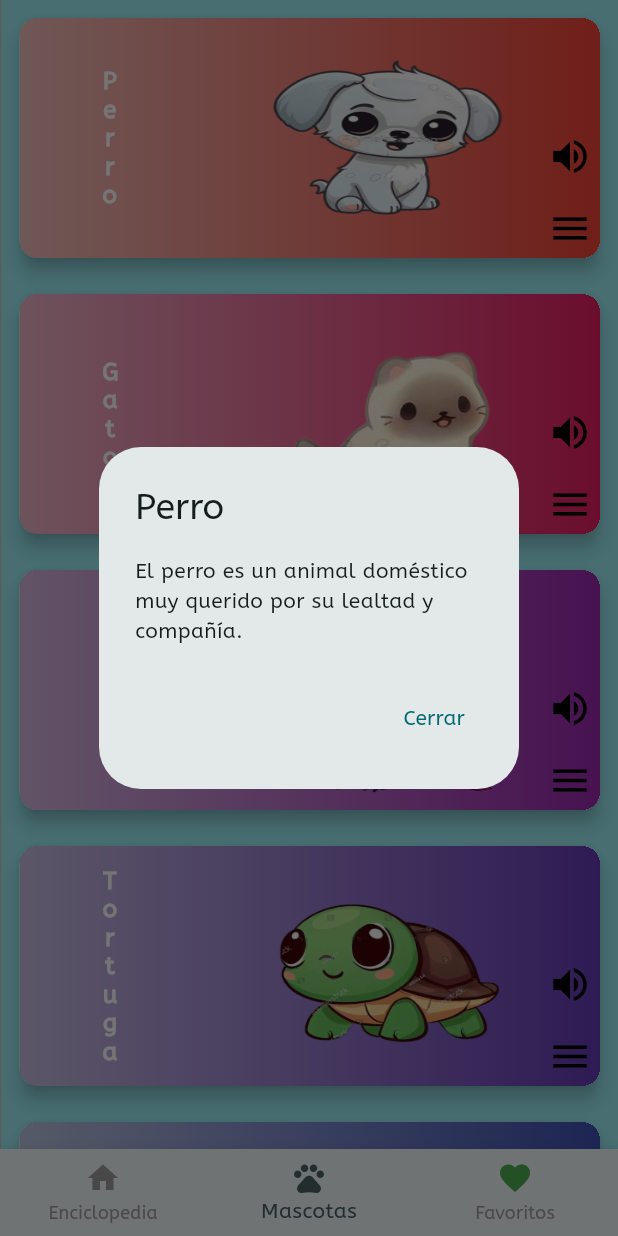
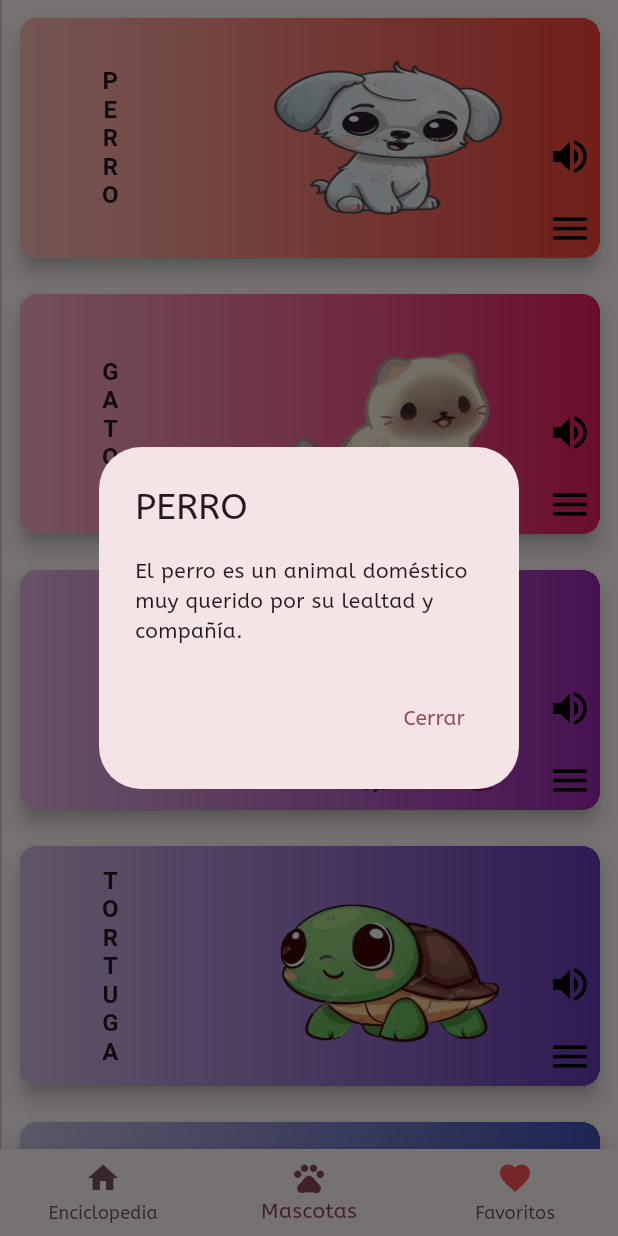
Before and after one commit to lokigram/enciclopedia_mascotas, a Flutter app: the screen it shows after launch, item 2 of the bottom bar chosen, after a tap on the "menu" icon, on a phone screen of 412 x 824 dp. Run offline on Flutter 3.47's test engine with Material 3 defaults, Android fonts, the phone set to English and light mode, and no system bars; our stand-ins replace audioplayers; Roboto replaces fonts that are missing (GamjaFlower-Regular).

Commit message:
personalizar material 3 colores y diseño

```diff
--- a/assets/data/mascotas.json
+++ b/assets/data/mascotas.json
@@ -107,7 +107,7 @@
         "tipo": "Tortuga",
         "esFavorito": false,
         "rasgo": "La tortuga es un reptil de caparazón duro, conocido por su longevidad y lentitud.",
-        "especie": "Tortuga orejas rojas",
+        "especie": "Tortuga oreja roja",
         "color": "Verde y rojo",
         "retrato": "assets/images/tortuga_orejas_rojas.png"
     },
--- a/lib/main.dart
+++ b/lib/main.dart
@@ -60,8 +60,9 @@
       title: 'Enciclopedia de Mascotas',
       theme: ThemeData(
         fontFamily: 'ABeeZee-Regular',
+        brightness: Brightness.light,
+        colorSchemeSeed: Color.fromRGBO(188, 0, 74, 1.0),
         useMaterial3: true,
-        colorScheme: ColorScheme.fromSeed(seedColor: const Color.fromARGB(255, 166, 169, 169))
       ),
     );
   }
--- a/lib/screens/home_screen.dart
+++ b/lib/screens/home_screen.dart
@@ -5,17 +5,23 @@
 
   @override
   Widget build(BuildContext context) {
+    final theme = Theme.of(context);
+    final style = theme.textTheme.displayMedium!.copyWith(
+      fontWeight: FontWeight.bold,
+      fontFamily: 'GamjaFlower-Regular'
+    );
     return Center(
       child: Padding(
         padding: const EdgeInsets.all(20.0),
         child: Column(
+          mainAxisAlignment: MainAxisAlignment.center,
           children: [
             Stack(
-              alignment: Alignment(0.0, 0.6),
+              alignment: Alignment(0.0, 0.8),
               children: <Widget>[
                 Text(
-                  'Bienvenidos a la enciclopedia de mascotas',
-                  style: TextStyle(fontSize: 32, fontFamily: 'GamjaFlower-Regular'),
+                  'Enciclopedia de mascotas',
+                  style: style,
                   textAlign: TextAlign.center
                 ),
                 Image.asset(
@@ -25,11 +31,12 @@
                 ),
               ],
             ),
+            SizedBox(height: 8.0,),
             Text(
-              'La elección de una mascota depende de factores como el estilo de vida, el espacio disponible y el nivel de compromiso del dueño.',
-              style: TextStyle(fontSize: 14),
-              textAlign: TextAlign.justify
-            ),
+                  'La elección de una mascota depende de factores como el estilo de vida, el espacio disponible y el nivel de compromiso del dueño.',
+                  style: TextStyle(fontSize: 14),
+                  textAlign: TextAlign.justify
+                ),
           ]
         ),
       ),
--- a/lib/screens/menu_screen.dart
+++ b/lib/screens/menu_screen.dart
@@ -13,6 +13,7 @@
   int _selectedIndex = 0;
   double groupAlignment = -1.0;
   NavigationRailLabelType labelType = NavigationRailLabelType.all;
+
 
   @override
   Widget build(BuildContext context){
@@ -33,12 +34,11 @@
         throw UnimplementedError('no existe el widget para $_selectedIndex');
     }
     return Scaffold(
-      backgroundColor: Theme.of(context).colorScheme.primaryContainer,
       bottomNavigationBar: MediaQuery.of(context).size.width < 640
       ?BottomNavigationBar(
         currentIndex: _selectedIndex,
-        unselectedItemColor: Colors.grey,
-        selectedItemColor: theme.colorScheme.secondary,
+        unselectedItemColor: theme.colorScheme.secondary,
+        selectedItemColor: theme.colorScheme.primary,
         onTap: (int value) {
           setState(() {
             _selectedIndex = value;
@@ -47,7 +47,7 @@
         items: const [
           BottomNavigationBarItem(icon: Icon(Icons.home), label: 'Enciclopedia'),
           BottomNavigationBarItem(icon: Icon(Icons.pets_outlined), label: 'Mascotas'),
-          BottomNavigationBarItem(icon: Icon(Icons.favorite, color: Colors.green,), label: 'Favoritos',),
+          BottomNavigationBarItem(icon: Icon(Icons.favorite, color: Colors.redAccent,), label: 'Favoritos',),
         ]
       )
       : null,
@@ -74,7 +74,7 @@
                   label: Text('Mascotas'),
                 ),
                 NavigationRailDestination(
-                  icon: Icon(Icons.favorite, color: Colors.green,),
+                  icon: Icon(Icons.favorite, color: Colors.redAccent,),
                   label: Text('Favoritos',),
                 ),
               ],
@@ -82,7 +82,6 @@
             const VerticalDivider(thickness: 1, width: 1),
             Expanded(
               child: Container(
-                color: Theme.of(context).colorScheme.primaryContainer,
                 child: page,
               ),
             ),
--- a/lib/screens/targets_screen.dart
+++ b/lib/screens/targets_screen.dart
@@ -37,6 +37,12 @@
 
   @override
   Widget build(BuildContext context) {
+    final theme = Theme.of(context);
+    // ↓ Add this.
+    final style = theme.textTheme.displayMedium!.copyWith(
+      fontFamily: 'GamjaFlower-Regular',
+      fontSize: 24,
+    );
     final orientacion = MediaQuery.of(context).orientation;
 
     Widget? page;
@@ -105,27 +111,25 @@
     return _cargando
         ? Center(child: CircularProgressIndicator())
         : (itemSelect != null && page != null)
-            ? Stack(
-                children: [
-                  page,
-                  Positioned(
-                    top: 5,
-                    left: 5,
-                    child: FloatingActionButton.small(
+            ? Scaffold(
+              body: SizedBox(
+
+                height: double.infinity,
+                child: Center(
+                  child: page
+                  )
+                ),
+              floatingActionButton: FloatingActionButton.extended(
                 heroTag: 'back_btn',
-                      backgroundColor: Colors.white,
-                      foregroundColor: Colors.black,
                 elevation: 4,
                 onPressed: () {
                   setState(() {
                     itemSelect = null;
                   });
                 },
-                      child: const Icon(Icons.arrow_back),
-
-                    ),
-                  ),
-                ],
+                icon: const Icon(Icons.arrow_back),
+                label: Text('Retroceder', style: style,),
+              )
             )
             : Column(
               children: [
@@ -268,10 +272,10 @@
   Widget build(BuildContext context) {
     final theme = Theme.of(context);
     final style = theme.textTheme.displayMedium!.copyWith(
-      color: theme.colorScheme.onSecondary,
       fontSize: 16,
       fontWeight: FontWeight.bold,
       letterSpacing: 1,
+      fontFamily: 'GamjaFlower-Regular'
     );
     return Card(
       clipBehavior: Clip.hardEdge,
```
Also changed, not shown: assets/data/item_mascotas.json (+7 -7 lines), lib/screens/favorites_screen.dart (+9 -3 lines), lib/screens/pets_screen.dart (+15 -18 lines). Lines whose indentation alone changed are shown as unchanged.
